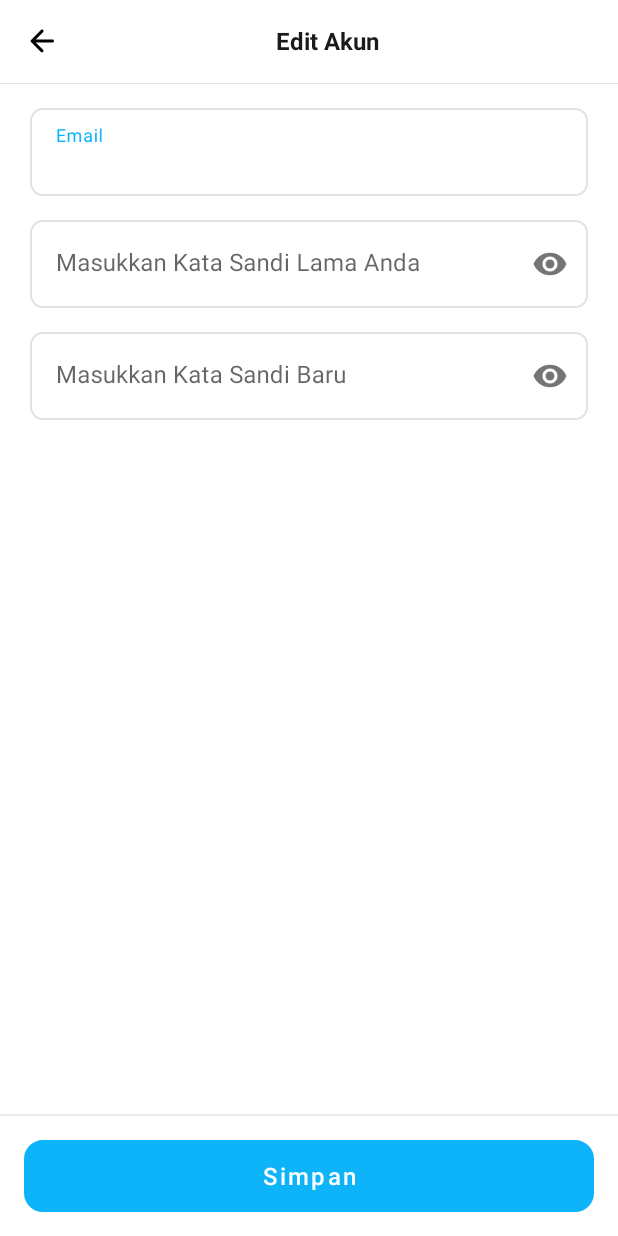
After one commit to sonyadriko/BatamaApp-OnlineStore, an Android app: the EditAkunActivity screen opened directly, with no data from a screen before it, on a phone screen of 412 x 824 dp. The commit adds this screen. Run offline under Robolectric (Android 15) with nearby library versions, the phone set to English and light mode, and no system bars; our stand-ins replace Firebase (no records; nobody signed in at launch, a user with empty details on screens opened directly), Timber, data binding; 1 statement that could not run was skipped.

Commit message:
added : - Edit Akun
modified :
i dont know

```diff
--- a/mobile/app/src/main/AndroidManifest.xml
+++ b/mobile/app/src/main/AndroidManifest.xml
@@ -13,6 +13,9 @@
         android:supportsRtl="true"
         android:theme="@style/Theme.Tokoonline"
         tools:targetApi="31">
+        <activity
+            android:name=".view.activity.EditAkunActivity"
+            android:exported="false" />
         <activity
             android:name=".TambahTokoBaruActivity"
             android:exported="false" />
--- a/mobile/app/src/main/java/com/example/tokoonline/core/base/BaseFragment.kt
+++ b/mobile/app/src/main/java/com/example/tokoonline/core/base/BaseFragment.kt
@@ -8,6 +8,7 @@ import android.widget.Toast
 import androidx.fragment.app.Fragment
 import com.example.tokoonline.R
 import com.example.tokoonline.data.repository.firebase.UserRepository
+import com.example.tokoonline.view.activity.EditAkunActivity
 import com.example.tokoonline.view.activity.EditProfilActivity
 import com.example.tokoonline.view.activity.InitialActivity
 import com.example.tokoonline.view.activity.KeranjangActivity
@@ -95,6 +96,10 @@ abstract class BaseFragment : Fragment() {
         startActivity(intent)
     }
 
+    fun goToEditAkun(){
+        val intent = Intent(requireContext(), EditAkunActivity::class.java)
+        startActivity(intent)
+    }
 
 
 
--- a/mobile/app/src/main/java/com/example/tokoonline/data/model/firebase/Toko.kt
+++ b/mobile/app/src/main/java/com/example/tokoonline/data/model/firebase/Toko.kt
@@ -11,7 +11,8 @@ import java.io.Serializable
 data class Toko (
     var id: String? = null,
     val nama: String = "",
-    val alamat: String = "",
+    val id_alamat: String = "",
+    val id_users : String = "",
     val isSeller: String? = "",
 ) : Parcelable, Serializable {
     fun toMap(): Map<String, Any?> {
--- /dev/null
+++ b/mobile/app/src/main/java/com/example/tokoonline/view/activity/EditAkunActivity.kt
@@ -0,0 +1,45 @@
+package com.example.tokoonline.view.activity
+
+import android.os.Bundle
+import android.view.View
+import android.widget.Toast
+import com.example.tokoonline.core.base.BaseActivity
+import com.example.tokoonline.data.repository.firebase.UserRepository
+import com.example.tokoonline.databinding.ActivityEditAkunBinding
+
+
+class EditAkunActivity : BaseActivity() {
+
+    private lateinit var binding: ActivityEditAkunBinding
+
+    override fun onCreate(savedInstanceState: Bundle?) {
+        super.onCreate(savedInstanceState)
+        binding = ActivityEditAkunBinding.inflate(layoutInflater)
+        setContentView(binding.root)
+
+        binding.toolbar.binding.leftIcon.setOnClickListener {
+            finish()
+        }
+
+        binding.edtEmail.setText(userRepository.email)
+
+        binding.btnRegister.setOnClickListener {
+
+            val oldPassword = binding.edtSandiLama.text.toString()
+            val newPassword = binding.edtSandiBaru1.text.toString()
+            val newEmail = binding.edtEmail.text.toString()
+
+            userRepository.email = newEmail
+
+            userRepository.changePassword(oldPassword, newPassword) { isSuccess, errorMessage ->
+                if (isSuccess) {
+                    Toast.makeText(this, "Password changed successfully", Toast.LENGTH_SHORT).show()
+                    finish()
+                } else {
+                    Toast.makeText(this, errorMessage, Toast.LENGTH_SHORT).show()
+                }
+            }
+        }
+
+    }
+}
--- a/mobile/app/src/main/java/com/example/tokoonline/view/activity/TokoProfileActivity.kt
+++ b/mobile/app/src/main/java/com/example/tokoonline/view/activity/TokoProfileActivity.kt
@@ -44,7 +44,7 @@ class TokoProfileActivity : BaseActivity() {
                 binding.tvNamaToko1.text = toko.nama
                 binding.tvEmail.text = userRepository.email
                 binding.tvPhone.text = userRepository.phone
-                viewModelAlamat.getAlamatById(toko.alamat, userUid) { alamatToko ->
+                viewModelAlamat.getAlamatById(toko.id_alamat, userUid) { alamatToko ->
                     if (alamatToko != null) {
                         binding.tvAlamatToko.text = alamatToko.alamat
                     } else {
--- a/mobile/app/src/main/java/com/example/tokoonline/view/activity/TokoSettingActivity.kt
+++ b/mobile/app/src/main/java/com/example/tokoonline/view/activity/TokoSettingActivity.kt
@@ -61,8 +61,8 @@ class TokoSettingActivity : BaseActivity() {
         viewModelAlamat.getAlamatDefault(userRepository.uid.toString()) { alamatDefault ->
             if (alamatDefault != null) {
                 val newToko = Toko(
-                    isSeller = userRepository.uid.toString(),
-                    alamat = alamatDefault.id.toString(),
+                    id_users = userRepository.uid.toString(),
+                    id_alamat = alamatDefault.id.toString(),
                     nama = binding.tvNamaToko.text.toString(),
                 )
                 viewModelToko.addToko(newToko,userUid = userRepository.uid.toString() ) { isSuccess ->
--- a/mobile/app/src/main/java/com/example/tokoonline/view/fragment/AkunFragment.kt
+++ b/mobile/app/src/main/java/com/example/tokoonline/view/fragment/AkunFragment.kt
@@ -57,6 +57,11 @@ class AkunFragment : BaseFragment() {
             goToTokoProfile()
         }
 
+        binding.btnEditAkun.setOnClickListener{
+            goToEditAkun()
+        }
+
+
         return binding.root
     }
 }
--- /dev/null
+++ b/mobile/app/src/main/res/layout/activity_edit_akun.xml
@@ -0,0 +1,130 @@
+<?xml version="1.0" encoding="utf-8"?>
+<layout>
+    <RelativeLayout xmlns:android="http://schemas.android.com/apk/res/android"
+        xmlns:app="http://schemas.android.com/apk/res-auto"
+        xmlns:tools="http://schemas.android.com/tools"
+        android:layout_width="match_parent"
+        android:layout_height="match_parent"
+        android:background="@color/white"
+        android:fitsSystemWindows="true"
+        android:orientation="vertical"
+        tools:ignore="contentDescription, hardcodedText">
+
+
+        <com.example.tokoonline.view.Navbar
+            android:id="@+id/toolbar"
+            android:layout_width="match_parent"
+            android:layout_height="wrap_content"
+            app:leftIcon="@drawable/round_arrow_back"
+            app:title="Edit Akun" />
+
+
+        <ScrollView
+            android:layout_width="match_parent"
+            android:layout_height="match_parent"
+            android:layout_above="@+id/div_footer"
+            android:layout_below="@id/toolbar">
+
+            <LinearLayout
+                android:layout_width="match_parent"
+                android:layout_height="match_parent"
+                android:gravity="center_horizontal"
+                android:orientation="vertical">
+
+                <LinearLayout
+                    android:layout_width="match_parent"
+                    android:layout_height="wrap_content"
+                    android:orientation="vertical"
+                    android:paddingHorizontal="20dp">
+
+                    <com.google.android.material.textfield.TextInputLayout style="@style/Widget.MaterialComponents.TextInputLayout.FilledBox.Custom">
+
+                        <EditText
+                            android:id="@+id/edt_email"
+                            android:layout_width="match_parent"
+                            android:layout_height="wrap_content"
+                            android:hint="Email"
+                            android:inputType="text"
+                            android:maxLines="1"
+                            android:singleLine="true" />
+
+                    </com.google.android.material.textfield.TextInputLayout>
+
+
+                    <com.google.android.material.textfield.TextInputLayout style="@style/Widget.MaterialComponents.TextInputLayout.FilledBox.Custom"
+                        app:passwordToggleEnabled="true"
+                        >
+
+                        <EditText
+                            android:id="@+id/edt_sandiLama"
+                            android:layout_width="match_parent"
+                            android:layout_height="wrap_content"
+                            android:hint="Masukkan Kata Sandi Lama Anda"
+                            android:inputType="textPassword"
+                            android:maxLines="1"
+                            android:singleLine="true" />
+
+                    </com.google.android.material.textfield.TextInputLayout>
+
+                    <com.google.android.material.textfield.TextInputLayout style="@style/Widget.MaterialComponents.TextInputLayout.FilledBox.Custom"
+                        app:passwordToggleEnabled="true"
+                        >
+
+                        <EditText
+                            android:id="@+id/edt_sandiBaru1"
+                            android:layout_width="match_parent"
+                            android:layout_height="wrap_content"
+                            android:hint="Masukkan Kata Sandi Baru"
+                            android:inputType="textPassword"
+                            android:maxLines="1"
+                            android:singleLine="true" />
+
+                    </com.google.android.material.textfield.TextInputLayout>
+
+                    <TextView
+                        android:id="@+id/sandiTidakCocok"
+                        android:layout_marginVertical="10dp"
+                        android:layout_width="wrap_content"
+                        android:layout_height="wrap_content"
+                        android:gravity="center"
+                        android:fontFamily="@font/interm"
+                        android:textSize="16sp"
+                        android:textColor="#027FB4"
+                        android:visibility="gone"
+                        android:text="Kata Sandi yang anda masukkan tidak cocok"/>
+
+                </LinearLayout>
+
+
+            </LinearLayout>
+
+        </ScrollView>
+
+        <LinearLayout
+            android:id="@+id/div_footer"
+            android:layout_width="match_parent"
+            android:layout_height="wrap_content"
+            android:layout_alignParentBottom="true"
+            android:orientation="vertical">
+
+            <View
+                android:layout_width="match_parent"
+                android:layout_height="1dp"
+                android:layout_marginTop="@dimen/medium_space"
+                android:background="#ECECEC" />
+
+            <Button
+                android:id="@+id/btn_register"
+                style="@style/button_primary"
+                android:layout_alignParentBottom="true"
+                android:layout_marginStart="16dp"
+                android:layout_marginTop="16dp"
+                android:layout_marginEnd="16dp"
+                android:layout_marginBottom="16dp"
+                android:text="Simpan" />
+
+        </LinearLayout>
+
+
+    </RelativeLayout>
+</layout>
--- a/mobile/app/src/main/res/layout/fragment_akun.xml
+++ b/mobile/app/src/main/res/layout/fragment_akun.xml
@@ -317,7 +317,7 @@
                     </RelativeLayout>
 
                     <RelativeLayout
-                        android:id="@+id/btn_wishlist"
+                        android:id="@+id/btn_editAkun"
                         android:layout_width="match_parent"
                         android:layout_height="wrap_content"
                         android:layout_marginHorizontal="10dp"
```
Also changed, not shown: mobile/app/src/main/java/com/example/tokoonline/data/repository/firebase/UserRepository.kt (+35 -0 lines).
